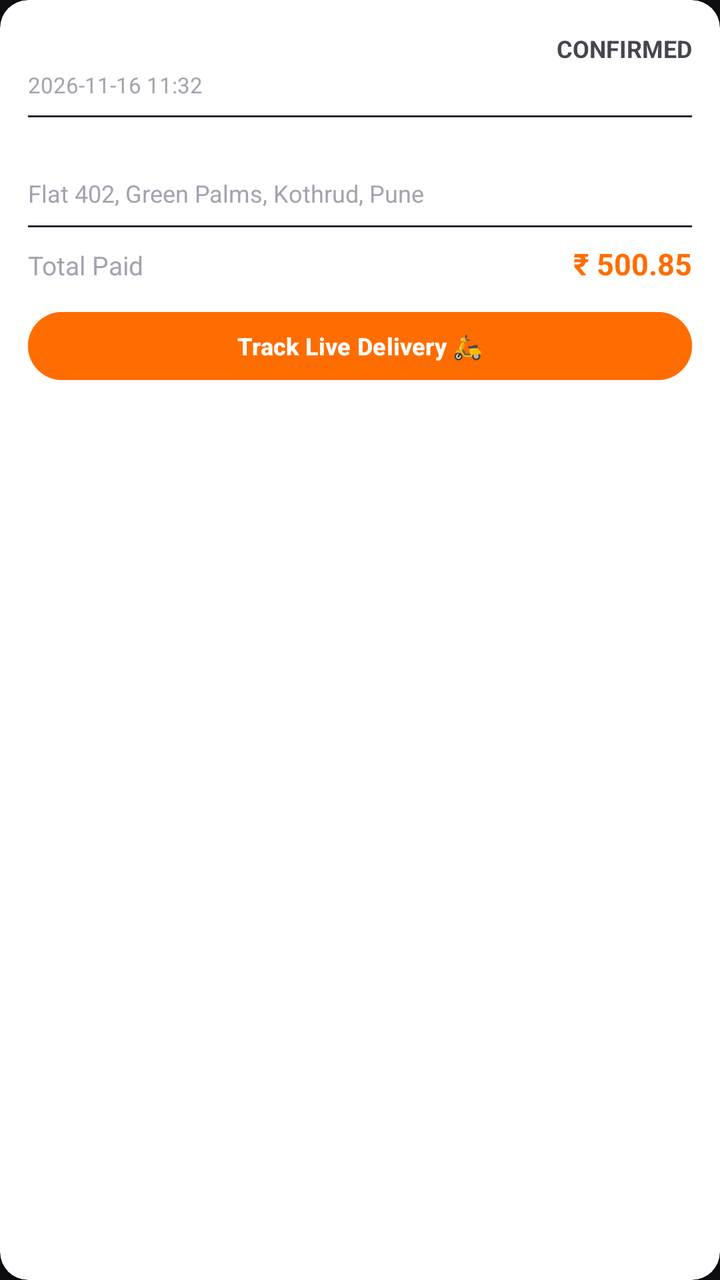
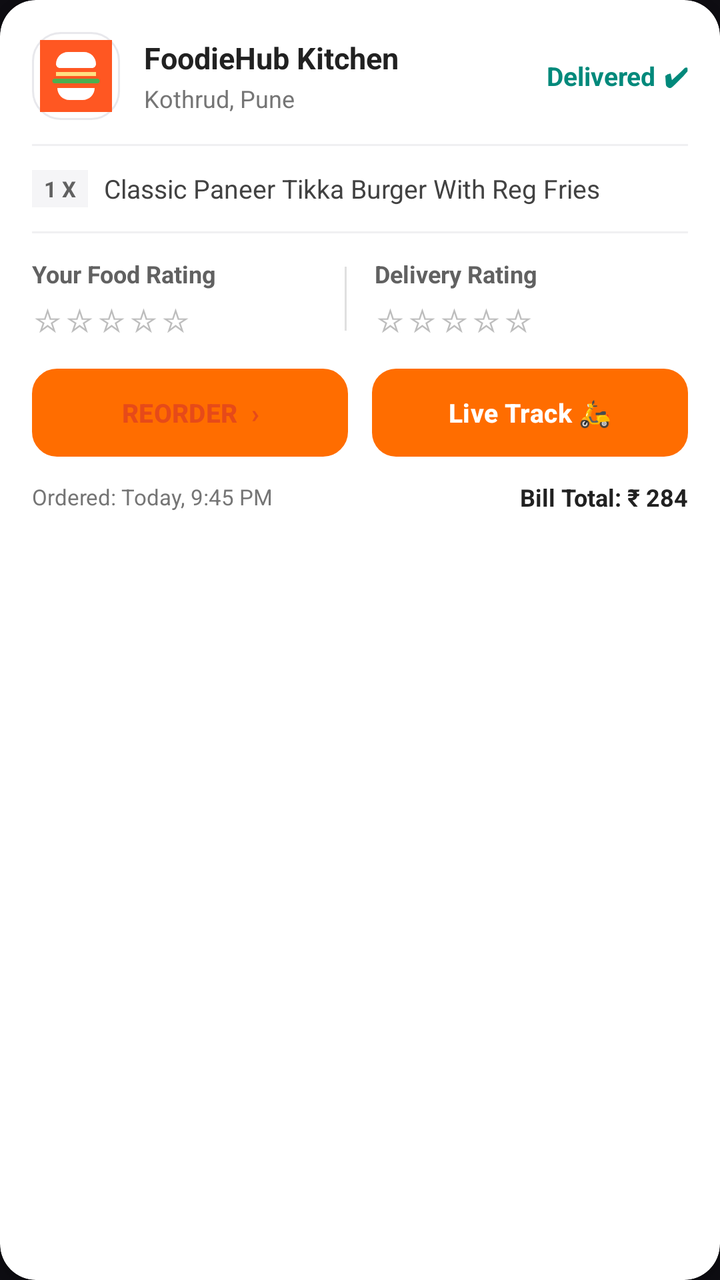

Before-and-after screenshots of an Android layout around one commit, followed by the original layout XML and the change that was made.
<!-- AndroidManifest.xml: application theme Theme.FoodieHub -->
<!-- res/layout/item_order_card.xml -->
<?xml version="1.0" encoding="utf-8"?>
<androidx.cardview.widget.CardView xmlns:android="http://schemas.android.com/apk/res/android"
    xmlns:app="http://schemas.android.com/apk/res-auto"
    android:layout_width="match_parent"
    android:layout_height="wrap_content"
    android:layout_marginHorizontal="12dp"
    android:layout_marginVertical="6dp"
    app:cardCornerRadius="14dp"
    app:cardElevation="3dp">

    <LinearLayout
        android:layout_width="match_parent"
        android:layout_height="wrap_content"
        android:orientation="vertical"
        android:padding="14dp">

        <LinearLayout
            android:layout_width="match_parent"
            android:layout_height="wrap_content"
            android:orientation="horizontal">

            <TextView
                android:id="@+id/txtHistoryOrderId"
                android:layout_width="0dp"
                android:layout_height="wrap_content"
                android:layout_weight="1"
                android:text="ORD-2026-001"
                android:textColor="@color/text_primary"
                android:textSize="14sp"
                android:textStyle="bold" />

            <TextView
                android:id="@+id/txtHistoryOrderStatus"
                android:layout_width="wrap_content"
                android:layout_height="wrap_content"
                android:text="CONFIRMED"
                android:textSize="12sp"
                android:textStyle="bold" />
        </LinearLayout>

        <TextView
            android:id="@+id/txtHistoryOrderDate"
            android:layout_width="wrap_content"
            android:layout_height="wrap_content"
            android:layout_marginTop="2dp"
            android:text="2026-11-16 11:32"
            android:textColor="@color/text_secondary"
            android:textSize="11sp" />

        <View
            android:layout_width="match_parent"
            android:layout_height="1dp"
            android:layout_marginVertical="8dp"
            android:background="@color/divider" />

        <TextView
            android:id="@+id/txtHistoryItemsSummary"
            android:layout_width="match_parent"
            android:layout_height="wrap_content"
            android:text="2x Classic Paneer Tikka Burger, 1x Cold Brew Coffee"
            android:textColor="@color/text_primary"
            android:textSize="13sp" />

        <TextView
            android:id="@+id/txtHistoryAddress"
            android:layout_width="match_parent"
            android:layout_height="wrap_content"
            android:layout_marginTop="4dp"
            android:text="Flat 402, Green Palms, Kothrud, Pune"
            android:textColor="@color/text_secondary"
            android:textSize="12sp" />

        <View
            android:layout_width="match_parent"
            android:layout_height="1dp"
            android:layout_marginVertical="8dp"
            android:background="@color/divider" />

        <LinearLayout
            android:layout_width="match_parent"
            android:layout_height="wrap_content"
            android:orientation="horizontal">

            <TextView
                android:layout_width="0dp"
                android:layout_height="wrap_content"
                android:layout_weight="1"
                android:text="Total Paid"
                android:textColor="@color/text_secondary"
                android:textSize="13sp" />

            <TextView
                android:id="@+id/txtHistoryTotal"
                android:layout_width="wrap_content"
                android:layout_height="wrap_content"
                android:text="₹ 500.85"
                android:textColor="@color/primary"
                android:textSize="15sp"
                android:textStyle="bold" />
        </LinearLayout>

        <Button
            android:id="@+id/btnTrackOrder"
            android:layout_width="match_parent"
            android:layout_height="42dp"
            android:layout_marginTop="10dp"
            android:backgroundTint="@color/primary"
            android:text="Track Live Delivery 🛵"
            android:textColor="@color/white"
            android:textSize="12sp"
            android:textStyle="bold" />

    </LinearLayout>

</androidx.cardview.widget.CardView>
<!-- resources referenced by this layout -->
<resources>
  <color name="divider">#2A2733</color>
  <color name="primary">#FF6D00</color>
  <color name="text_primary">#FFFFFF</color>
  <color name="text_secondary">#A5A2B0</color>
  <color name="white">#FFFFFF</color>
  <style name="Theme.FoodieHub" parent="Theme.Material3.DayNight.NoActionBar">
          <item name="colorPrimary">@color/primary</item>
          <item name="colorPrimaryVariant">@color/primary_dark</item>
          <item name="colorSecondary">@color/accent</item>
          <item name="android:statusBarColor">#0E0D12</item>
          <item name="android:navigationBarColor">#0E0D12</item>
          <item name="android:windowBackground">#0E0D12</item>
          <item name="android:windowLightStatusBar">false</item>
          <item name="windowActionBar">false</item>
          <item name="windowNoTitle">true</item>
      </style>
  <color name="primary_dark">#E65100</color>
  <color name="accent">#FFA000</color>
</resources>

<!-- the commit's change to res/layout/item_order_card.xml (unified diff, before → after) -->
@@ -3,112 +3,267 @@
     xmlns:app="http://schemas.android.com/apk/res-auto"
     android:layout_width="match_parent"
     android:layout_height="wrap_content"
-    android:layout_marginHorizontal="12dp"
-    android:layout_marginVertical="6dp"
-    app:cardCornerRadius="14dp"
-    app:cardElevation="3dp">
+    android:layout_marginHorizontal="16dp"
+    android:layout_marginVertical="8dp"
+    app:cardBackgroundColor="@color/white"
+    app:cardCornerRadius="18dp"
+    app:cardElevation="2dp">
 
     <LinearLayout
         android:layout_width="match_parent"
         android:layout_height="wrap_content"
         android:orientation="vertical"
-        android:padding="14dp">
-
+        android:padding="16dp">
+
+        
+        <RelativeLayout
+            android:layout_width="match_parent"
+            android:layout_height="wrap_content">
+
+            
+            <ImageView
+                android:id="@+id/imgRestaurantLogo"
+                android:layout_width="44dp"
+                android:layout_height="44dp"
+                android:layout_alignParentStart="true"
+                android:layout_centerVertical="true"
+                android:background="@drawable/bg_swiggy_quick_tile"
+                android:padding="4dp"
+                android:src="@drawable/ic_launcher" />
+
+            <LinearLayout
+                android:layout_width="wrap_content"
+                android:layout_height="wrap_content"
+                android:layout_centerVertical="true"
+                android:layout_marginStart="12dp"
+                android:layout_toEndOf="@+id/imgRestaurantLogo"
+                android:orientation="vertical">
+
+                <TextView
+                    android:id="@+id/txtRestaurantName"
+                    android:layout_width="wrap_content"
+                    android:layout_height="wrap_content"
+                    android:text="FoodieHub Kitchen"
+                    android:textColor="#212121"
+                    android:textSize="15sp"
+                    android:textStyle="bold" />
+
+                <TextView
+                    android:id="@+id/txtRestaurantLocation"
+                    android:layout_width="wrap_content"
+                    android:layout_height="wrap_content"
+                    android:layout_marginTop="2dp"
+                    android:text="Kothrud, Pune"
+                    android:textColor="#757575"
+                    android:textSize="12sp" />
+            </LinearLayout>
+
+            
+            <LinearLayout
+                android:id="@+id/layoutDeliveredBadge"
+                android:layout_width="wrap_content"
+                android:layout_height="wrap_content"
+                android:layout_alignParentEnd="true"
+                android:layout_centerVertical="true"
+                android:gravity="center_vertical"
+                android:orientation="horizontal">
+
+                <TextView
+                    android:id="@+id/txtHistoryOrderStatus"
+                    android:layout_width="wrap_content"
+                    android:layout_height="wrap_content"
+                    android:text="Delivered"
+                    android:textColor="#00897B"
+                    android:textSize="13sp"
+                    android:textStyle="bold" />
+
+                <TextView
+                    android:layout_width="wrap_content"
+                    android:layout_height="wrap_content"
+                    android:layout_marginStart="4dp"
+                    android:text="✔"
+                    android:textColor="#00897B"
+                    android:textSize="13sp"
+                    android:textStyle="bold" />
+            </LinearLayout>
+
+        </RelativeLayout>
+
+        <View
+            android:layout_width="match_parent"
+            android:layout_height="1dp"
+            android:layout_marginVertical="12dp"
+            android:background="#F0F0F2" />
+
+        
         <LinearLayout
             android:layout_width="match_parent"
             android:layout_height="wrap_content"
+            android:gravity="center_vertical"
             android:orientation="horizontal">
 
             <TextView
-                android:id="@+id/txtHistoryOrderId"
-                android:layout_width="0dp"
-                android:layout_height="wrap_content"
-                android:layout_weight="1"
-                android:text="ORD-2026-001"
-                android:textColor="@color/text_primary"
-                android:textSize="14sp"
-                android:textStyle="bold" />
-
-            <TextView
-                android:id="@+id/txtHistoryOrderStatus"
-                android:layout_width="wrap_content"
-                android:layout_height="wrap_content"
-                android:text="CONFIRMED"
+                android:id="@+id/txtItemQtyBadge"
+                android:layout_width="wrap_content"
+                android:layout_height="wrap_content"
+                android:background="#F5F5F7"
+                android:paddingHorizontal="6dp"
+                android:paddingVertical="2dp"
+                android:text="1 X"
+                android:textColor="#616161"
+                android:textSize="11sp"
+                android:textStyle="bold" />
+
+            <TextView
+                android:id="@+id/txtHistoryItemsSummary"
+                android:layout_width="0dp"
+                android:layout_height="wrap_content"
+                android:layout_marginStart="8dp"
+                android:layout_weight="1"
+                android:ellipsize="end"
+                android:maxLines="2"
+                android:text="Classic Paneer Tikka Burger With Reg Fries"
+                android:textColor="#424242"
+                android:textSize="13sp" />
+        </LinearLayout>
+
+        <View
+            android:layout_width="match_parent"
+            android:layout_height="1dp"
+            android:layout_marginVertical="12dp"
+            android:background="#F0F0F2" />
+
+        
+        <LinearLayout
+            android:layout_width="match_parent"
+            android:layout_height="wrap_content"
+            android:baselineAligned="false"
+            android:orientation="horizontal">
+
+            
+            <LinearLayout
+                android:layout_width="0dp"
+                android:layout_height="wrap_content"
+                android:layout_weight="1"
+                android:orientation="vertical">
+
+                <TextView
+                    android:layout_width="wrap_content"
+                    android:layout_height="wrap_content"
+                    android:text="Your Food Rating"
+                    android:textColor="#616161"
+                    android:textSize="12sp"
+                    android:textStyle="bold" />
+
+                <TextView
+                    android:id="@+id/txtStarsFood"
+                    android:layout_width="wrap_content"
+                    android:layout_height="wrap_content"
+                    android:layout_marginTop="3dp"
+                    android:clickable="true"
+                    android:focusable="true"
+                    android:letterSpacing="0.1"
+                    android:text="☆☆☆☆☆"
+                    android:textColor="#BDBDBD"
+                    android:textSize="16sp" />
+            </LinearLayout>
+
+            <View
+                android:layout_width="1dp"
+                android:layout_height="32dp"
+                android:layout_gravity="center_vertical"
+                android:background="#E0E0E0" />
+
+            
+            <LinearLayout
+                android:layout_width="0dp"
+                android:layout_height="wrap_content"
+                android:layout_marginStart="14dp"
+                android:layout_weight="1"
+                android:orientation="vertical">
+
+                <TextView
+                    android:layout_width="wrap_content"
+                    android:layout_height="wrap_content"
+                    android:text="Delivery Rating"
+                    android:textColor="#616161"
+                    android:textSize="12sp"
+                    android:textStyle="bold" />
+
+                <TextView
+                    android:id="@+id/txtStarsDelivery"
+                    android:layout_width="wrap_content"
+                    android:layout_height="wrap_content"
+                    android:layout_marginTop="3dp"
+                    android:clickable="true"
+                    android:focusable="true"
+                    android:letterSpacing="0.1"
+                    android:text="☆☆☆☆☆"
+                    android:textColor="#BDBDBD"
+                    android:textSize="16sp" />
+            </LinearLayout>
+
+        </LinearLayout>
+
+        
+        <LinearLayout
+            android:layout_width="match_parent"
+            android:layout_height="wrap_content"
+            android:layout_marginTop="14dp"
+            android:orientation="horizontal">
+
+            <Button
+                android:id="@+id/btnReorder"
+                android:layout_width="0dp"
+                android:layout_height="44dp"
+                android:layout_marginEnd="6dp"
+                android:layout_weight="1"
+                android:background="@drawable/bg_swiggy_reorder_btn"
+                android:text="REORDER  ›"
+                android:textColor="#E64A19"
+                android:textSize="13sp"
+                android:textStyle="bold" />
+
+            <Button
+                android:id="@+id/btnTrackLiveDelivery"
+                android:layout_width="0dp"
+                android:layout_height="44dp"
+                android:layout_marginStart="6dp"
+                android:layout_weight="1"
+                android:background="@drawable/bg_swiggy_track_btn"
+                android:text="Live Track 🛵"
+                android:textColor="@color/white"
+                android:textSize="13sp"
+                android:textStyle="bold" />
+        </LinearLayout>
+
+        
+        <RelativeLayout
+            android:layout_width="match_parent"
+            android:layout_height="wrap_content"
+            android:layout_marginTop="12dp">
+
+            <TextView
+                android:id="@+id/txtHistoryOrderDate"
+                android:layout_width="wrap_content"
+                android:layout_height="wrap_content"
+                android:layout_alignParentStart="true"
+                android:layout_centerVertical="true"
+                android:text="Ordered: Today, 9:45 PM"
+                android:textColor="#757575"
+                android:textSize="11sp" />
+
+            <TextView
+                android:id="@+id/txtHistoryTotal"
+                android:layout_width="wrap_content"
+                android:layout_height="wrap_content"
+                android:layout_alignParentEnd="true"
+                android:layout_centerVertical="true"
+                android:text="Bill Total: ₹ 284"
+                android:textColor="#212121"
                 android:textSize="12sp"
                 android:textStyle="bold" />
-        </LinearLayout>
-
-        <TextView
-            android:id="@+id/txtHistoryOrderDate"
-            android:layout_width="wrap_content"
-            android:layout_height="wrap_content"
-            android:layout_marginTop="2dp"
-            android:text="2026-11-16 11:32"
-            android:textColor="@color/text_secondary"
-            android:textSize="11sp" />
-
-        <View
-            android:layout_width="match_parent"
-            android:layout_height="1dp"
-            android:layout_marginVertical="8dp"
-            android:background="@color/divider" />
-
-        <TextView
-            android:id="@+id/txtHistoryItemsSummary"
-            android:layout_width="match_parent"
-            android:layout_height="wrap_content"
-            android:text="2x Classic Paneer Tikka Burger, 1x Cold Brew Coffee"
-            android:textColor="@color/text_primary"
-            android:textSize="13sp" />
-
-        <TextView
-            android:id="@+id/txtHistoryAddress"
-            android:layout_width="match_parent"
-            android:layout_height="wrap_content"
-            android:layout_marginTop="4dp"
-            android:text="Flat 402, Green Palms, Kothrud, Pune"
-            android:textColor="@color/text_secondary"
-            android:textSize="12sp" />
-
-        <View
-            android:layout_width="match_parent"
-            android:layout_height="1dp"
-            android:layout_marginVertical="8dp"
-            android:background="@color/divider" />
-
-        <LinearLayout
-            android:layout_width="match_parent"
-            android:layout_height="wrap_content"
-            android:orientation="horizontal">
-
-            <TextView
-                android:layout_width="0dp"
-                android:layout_height="wrap_content"
-                android:layout_weight="1"
-                android:text="Total Paid"
-                android:textColor="@color/text_secondary"
-                android:textSize="13sp" />
-
-            <TextView
-                android:id="@+id/txtHistoryTotal"
-                android:layout_width="wrap_content"
-                android:layout_height="wrap_content"
-                android:text="₹ 500.85"
-                android:textColor="@color/primary"
-                android:textSize="15sp"
-                android:textStyle="bold" />
-        </LinearLayout>
-
-        <Button
-            android:id="@+id/btnTrackOrder"
-            android:layout_width="match_parent"
-            android:layout_height="42dp"
-            android:layout_marginTop="10dp"
-            android:backgroundTint="@color/primary"
-            android:text="Track Live Delivery 🛵"
-            android:textColor="@color/white"
-            android:textSize="12sp"
-            android:textStyle="bold" />
+        </RelativeLayout>
 
     </LinearLayout>
 
<!-- resource entries referenced after the edit -->
@@ -1,10 +1,59 @@
 <!-- resources referenced by this layout -->
 <resources>
-  <color name="divider">#2A2733</color>
   <color name="primary">#FF6D00</color>
-  <color name="text_primary">#FFFFFF</color>
-  <color name="text_secondary">#A5A2B0</color>
   <color name="white">#FFFFFF</color>
+  <!-- drawable bg_swiggy_quick_tile (drawable) -->
+  <?xml version="1.0" encoding="utf-8"?>
+  <shape xmlns:android="http://schemas.android.com/apk/res/android"
+      android:shape="rectangle">
+      <solid android:color="@color/white" />
+      <corners android:radius="14dp" />
+      <stroke
+          android:width="1dp"
+          android:color="#E8E8EC" />
+  </shape>
+  <!-- drawable bg_swiggy_reorder_btn (drawable) -->
+  <?xml version="1.0" encoding="utf-8"?>
+  <shape xmlns:android="http://schemas.android.com/apk/res/android"
+      android:shape="rectangle">
+      <solid android:color="#FFF1EC" />
+      <stroke
+          android:width="1dp"
+          android:color="#FFD7CC" />
+      <corners android:radius="12dp" />
+  </shape>
+  <!-- drawable bg_swiggy_track_btn (drawable) -->
+  <?xml version="1.0" encoding="utf-8"?>
+  <shape xmlns:android="http://schemas.android.com/apk/res/android"
+      android:shape="rectangle">
+      <gradient
+          android:angle="0"
+          android:startColor="#FC8019"
+          android:endColor="#E64A19" />
+      <corners android:radius="12dp" />
+  </shape>
+  <!-- drawable ic_launcher (drawable) -->
+  <vector xmlns:android="http://schemas.android.com/apk/res/android"
+      android:width="108dp"
+      android:height="108dp"
+      android:viewportWidth="108"
+      android:viewportHeight="108">
+      <path
+          android:fillColor="#FF5722"
+          android:pathData="M0,0h108v108h-108z"/>
+      <path
+          android:fillColor="#FFFFFF"
+          android:pathData="M30,42h48c3.3,0 6,-2.7 6,-6c0,-9.9 -8.1,-18 -18,-18h-24c-9.9,0 -18,8.1 -18,18c0,3.3 2.7,6 6,6z"/>
+      <path
+          android:fillColor="#FFE082"
+          android:pathData="M24,48h60v6h-60z"/>
+      <path
+          android:fillColor="#4CAF50"
+          android:pathData="M22,58h64c2,0 3.5,1.5 3.5,3.5c0,2 -1.5,3.5 -3.5,3.5h-64c-2,0 -3.5,-1.5 -3.5,-3.5c0,-2 1.5,-3.5 3.5,-3.5z"/>
+      <path
+          android:fillColor="#FFFFFF"
+          android:pathData="M26,72h56c0,9.9 -8.1,18 -18,18h-20c-9.9,0 -18,-8.1 -18,-18z"/>
+  </vector>
   <style name="Theme.FoodieHub" parent="Theme.Material3.DayNight.NoActionBar">
           <item name="colorPrimary">@color/primary</item>
           <item name="colorPrimaryVariant">@color/primary_dark</item>
